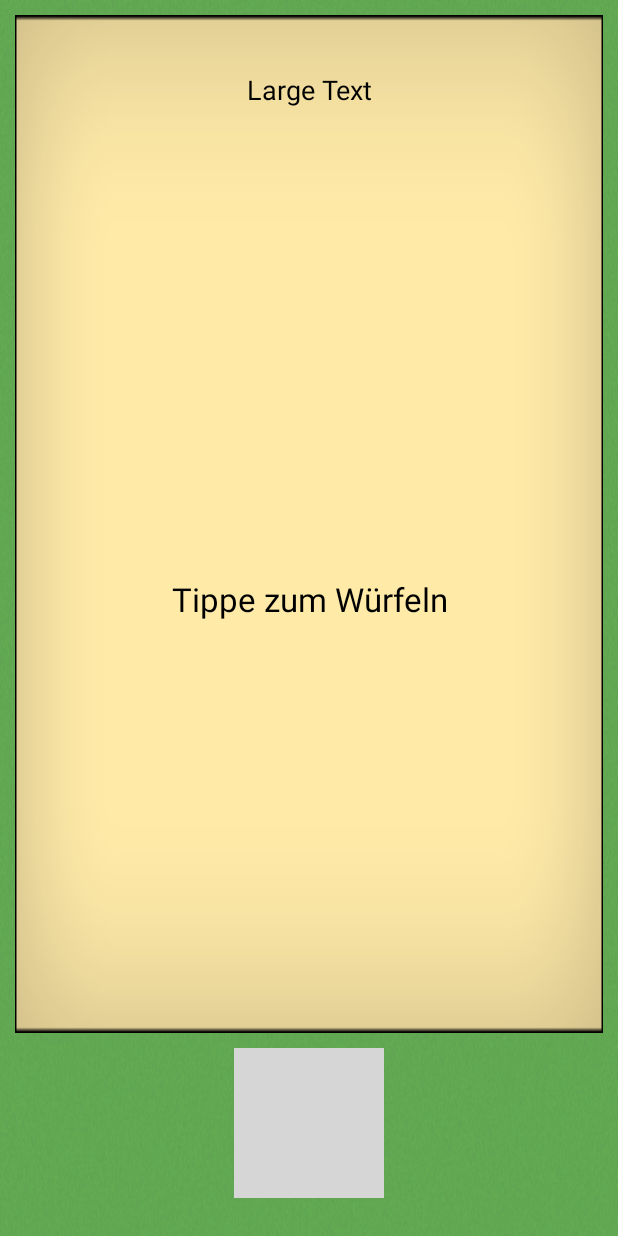
After one commit to TomadeGames/SOM2, an Android app: the AugensaufenActivity screen opened directly, with no data from a screen before it, on a phone screen of 412 x 824 dp. The commit adds this screen. Run offline under Robolectric (Android 15) with nearby library versions, the phone set to English and light mode, and no system bars; grey boxes are pictures that could not be loaded.

Commit message:
Augensaufen: View fertig, Logik folgt

```diff
--- a/SaoufOMat2/app/src/main/AndroidManifest.xml
+++ b/SaoufOMat2/app/src/main/AndroidManifest.xml
@@ -35,7 +35,10 @@
             android:label="@string/title_activity_busfahren" />
         <activity
             android:name=".activity.miniGames.IchHabNochNieActivity"
-            android:label="@string/title_activity_ich_hab_noch_nie"></activity>
+            android:label="@string/title_activity_ich_hab_noch_nie" />
+        <activity
+            android:name=".activity.miniGames.AugensaufenActivity"
+            android:label="@string/title_activity_augensaufen"></activity>
     </application>
 
 </manifest>
--- /dev/null
+++ b/SaoufOMat2/app/src/main/java/de/tomade/saufomat2/activity/miniGames/AugensaufenActivity.java
@@ -0,0 +1,16 @@
+package de.tomade.saufomat2.activity.miniGames;
+
+import android.app.Activity;
+import android.os.Bundle;
+
+import de.tomade.saufomat2.R;
+
+public class AugensaufenActivity extends Activity {
+
+    @Override
+    protected void onCreate(Bundle savedInstanceState) {
+        super.onCreate(savedInstanceState);
+        setContentView(R.layout.activity_augensaufen);
+    }
+
+}
--- /dev/null
+++ b/SaoufOMat2/app/src/main/res/layout/activity_augensaufen.xml
@@ -0,0 +1,66 @@
+<?xml version="1.0" encoding="utf-8"?>
+<RelativeLayout xmlns:android="http://schemas.android.com/apk/res/android"
+    xmlns:tools="http://schemas.android.com/tools"
+    android:layout_width="fill_parent"
+    android:layout_height="fill_parent"
+    android:touchscreenBlocksFocus="true"
+    tools:context="de.tomade.saufomat2.activity.miniGames.AugensaufenActivity">
+
+    <ImageView
+        android:id="@+id/backgroundImage"
+        android:layout_width="fill_parent"
+        android:layout_height="fill_parent"
+        android:layout_centerHorizontal="true"
+        android:layout_centerVertical="true"
+        android:scaleType="fitXY"
+        android:src="@drawable/tepich" />
+
+    <ImageView
+        android:id="@+id/diceImage"
+        android:layout_width="100dp"
+        android:layout_height="100dp"
+        android:layout_alignParentBottom="true"
+        android:layout_centerHorizontal="true"
+        android:layout_marginBottom="25dp"
+        android:scaleType="fitXY"
+        android:src="@drawable/dice1" />
+
+    <RelativeLayout
+        android:layout_width="match_parent"
+        android:layout_height="match_parent"
+        android:layout_above="@+id/diceImage"
+        android:layout_marginBottom="10dp"
+        android:layout_marginLeft="10dp"
+        android:layout_marginRight="10dp"
+        android:layout_marginTop="10dp">
+
+        <ImageView
+            android:id="@+id/imageView2"
+            android:layout_width="fill_parent"
+            android:layout_height="fill_parent"
+            android:layout_alignParentTop="true"
+            android:layout_centerHorizontal="true"
+            android:scaleType="fitXY"
+            android:src="@drawable/popup" />
+
+        <TextView
+            android:id="@+id/playerText"
+            android:layout_width="fill_parent"
+            android:layout_height="100dp"
+            android:gravity="center"
+            android:text="Large Text"
+            android:textAppearance="?android:attr/textAppearanceMedium"
+            android:textColor="#000000" />
+
+        <TextView
+            android:id="@+id/bottemLargeText"
+            android:layout_width="fill_parent"
+            android:layout_height="fill_parent"
+            android:layout_below="@+id/playerText"
+            android:layout_centerHorizontal="true"
+            android:gravity="center"
+            android:text="Tippe zum Würfeln"
+            android:textAppearance="?android:attr/textAppearanceLarge"
+            android:textColor="#000000" />
+    </RelativeLayout>
+</RelativeLayout>
--- a/SaoufOMat2/app/src/main/res/values/strings.xml
+++ b/SaoufOMat2/app/src/main/res/values/strings.xml
@@ -10,4 +10,5 @@
     <string name="title_activity_busfahren">BusfahrenActivity</string>
     <string name="zur_ck">Zurück</string>
     <string name="title_activity_ich_hab_noch_nie">IchHabNochNieActivity</string>
+    <string name="title_activity_augensaufen">AugensaufenActivity</string>
 </resources>
```
